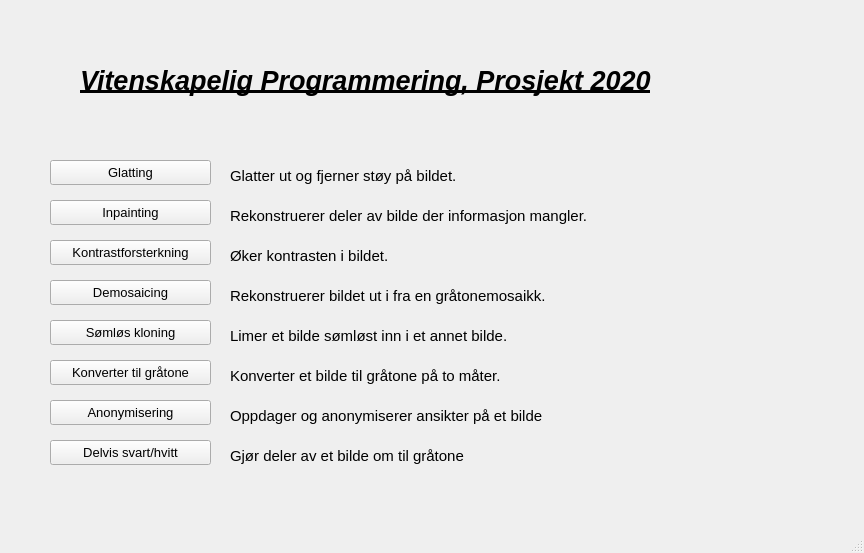
jegerud/Sciprog2020project, file src/Main.ui: the form before one commit.
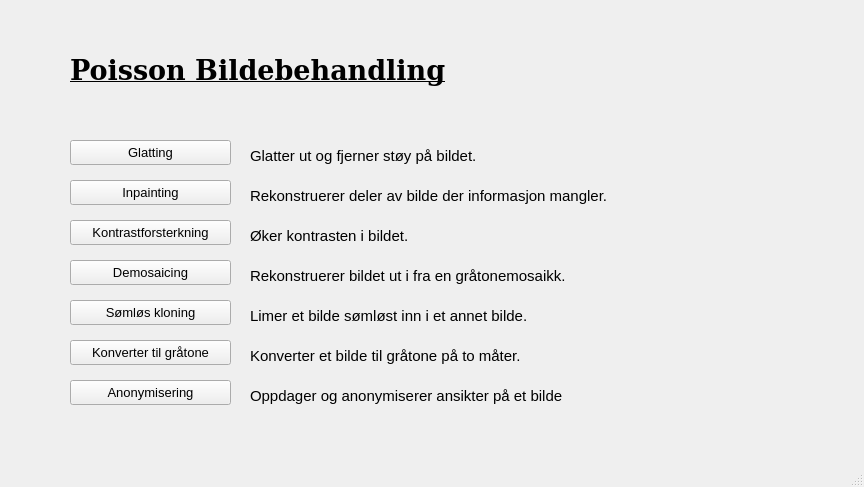
The form after the commit.

Commit message: Småfiks på design

The edit to the form file:
```diff
--- a/src/Main.ui
+++ b/src/Main.ui
@@ -7,7 +7,7 @@
     <x>0</x>
     <y>0</y>
     <width>864</width>
-    <height>553</height>
+    <height>487</height>
    </rect>
   </property>
   <property name="windowTitle">
@@ -20,8 +20,8 @@
    <widget class="QLabel" name="glattingTekst">
     <property name="geometry">
      <rect>
-      <x>230</x>
-      <y>160</y>
+      <x>250</x>
+      <y>140</y>
       <width>321</width>
       <height>31</height>
      </rect>
@@ -38,30 +38,31 @@
    <widget class="QLabel" name="label">
     <property name="geometry">
      <rect>
-      <x>80</x>
-      <y>50</y>
+      <x>70</x>
+      <y>40</y>
       <width>741</width>
       <height>61</height>
      </rect>
     </property>
     <property name="font">
      <font>
+      <family>DejaVu Serif</family>
       <pointsize>20</pointsize>
       <weight>75</weight>
-      <italic>true</italic>
+      <italic>false</italic>
       <bold>true</bold>
       <underline>true</underline>
      </font>
     </property>
     <property name="text">
-     <string>Vitenskapelig Programmering, Prosjekt 2020</string>
+     <string>Poisson Bildebehandling</string>
     </property>
    </widget>
    <widget class="QPushButton" name="openBlur">
     <property name="geometry">
      <rect>
-      <x>50</x>
-      <y>160</y>
+      <x>70</x>
+      <y>140</y>
       <width>161</width>
       <height>25</height>
      </rect>
@@ -78,8 +79,8 @@
    <widget class="QPushButton" name="openContrast">
     <property name="geometry">
      <rect>
-      <x>50</x>
-      <y>240</y>
+      <x>70</x>
+      <y>220</y>
       <width>161</width>
       <height>25</height>
      </rect>
@@ -96,8 +97,8 @@
    <widget class="QLabel" name="glattingTekst_2">
     <property name="geometry">
      <rect>
-      <x>230</x>
-      <y>240</y>
+      <x>250</x>
+      <y>220</y>
       <width>271</width>
       <height>31</height>
      </rect>
@@ -114,8 +115,8 @@
    <widget class="QLabel" name="glattingTekst_3">
     <property name="geometry">
      <rect>
-      <x>230</x>
-      <y>200</y>
+      <x>250</x>
+      <y>180</y>
       <width>481</width>
       <height>31</height>
      </rect>
@@ -132,8 +133,8 @@
    <widget class="QPushButton" name="openInpainting">
     <property name="geometry">
      <rect>
-      <x>50</x>
-      <y>200</y>
+      <x>70</x>
+      <y>180</y>
       <width>161</width>
       <height>25</height>
      </rect>
@@ -150,8 +151,8 @@
    <widget class="QLabel" name="glattingTekst_4">
     <property name="geometry">
      <rect>
-      <x>230</x>
-      <y>280</y>
+      <x>250</x>
+      <y>260</y>
       <width>361</width>
       <height>31</height>
      </rect>
@@ -168,8 +169,8 @@
    <widget class="QPushButton" name="openDemosaicing">
     <property name="geometry">
      <rect>
-      <x>50</x>
-      <y>280</y>
+      <x>70</x>
+      <y>260</y>
       <width>161</width>
       <height>25</height>
      </rect>
@@ -186,8 +187,8 @@
    <widget class="QLabel" name="glattingTekst_5">
     <property name="geometry">
      <rect>
-      <x>230</x>
-      <y>320</y>
+      <x>250</x>
+      <y>300</y>
       <width>301</width>
       <height>31</height>
      </rect>
@@ -204,8 +205,8 @@
    <widget class="QPushButton" name="openSeamless">
     <property name="geometry">
      <rect>
-      <x>50</x>
-      <y>320</y>
+      <x>70</x>
+      <y>300</y>
       <width>161</width>
       <height>25</height>
      </rect>
@@ -222,8 +223,8 @@
    <widget class="QLabel" name="glattingTekst_6">
     <property name="geometry">
      <rect>
-      <x>230</x>
-      <y>360</y>
+      <x>250</x>
+      <y>340</y>
       <width>301</width>
       <height>31</height>
      </rect>
@@ -240,8 +241,8 @@
    <widget class="QPushButton" name="openGrayConvert">
     <property name="geometry">
      <rect>
-      <x>50</x>
-      <y>360</y>
+      <x>70</x>
+      <y>340</y>
       <width>161</width>
       <height>25</height>
      </rect>
@@ -258,8 +259,8 @@
    <widget class="QLabel" name="glattingTekst_7">
     <property name="geometry">
      <rect>
-      <x>230</x>
-      <y>400</y>
+      <x>250</x>
+      <y>380</y>
       <width>331</width>
       <height>31</height>
      </rect>
@@ -276,8 +277,8 @@
    <widget class="QPushButton" name="openAnonymise">
     <property name="geometry">
      <rect>
-      <x>50</x>
-      <y>400</y>
+      <x>70</x>
+      <y>380</y>
       <width>161</width>
       <height>25</height>
      </rect>
@@ -291,42 +292,6 @@
      <string>Anonymisering</string>
     </property>
    </widget>
-   <widget class="QLabel" name="glattingTekst_8">
-    <property name="geometry">
-     <rect>
-      <x>230</x>
-      <y>440</y>
-      <width>301</width>
-      <height>31</height>
-     </rect>
-    </property>
-    <property name="font">
-     <font>
-      <pointsize>11</pointsize>
-     </font>
-    </property>
-    <property name="text">
-     <string>Gjør deler av et bilde om til gråtone</string>
-    </property>
-   </widget>
-   <widget class="QPushButton" name="openBWEffect">
-    <property name="geometry">
-     <rect>
-      <x>50</x>
-      <y>440</y>
-      <width>161</width>
-      <height>25</height>
-     </rect>
-    </property>
-    <property name="font">
-     <font>
-      <pointsize>10</pointsize>
-     </font>
-    </property>
-    <property name="text">
-     <string>Delvis svart/hvitt</string>
-    </property>
-   </widget>
   </widget>
   <widget class="QStatusBar" name="statusbar"/>
  </widget>
```
